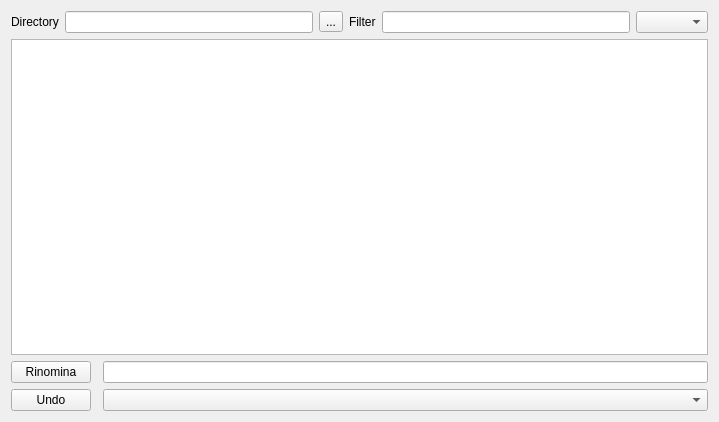
Old version of the form tweezers.ui in the repository asterix24/Tweezers.
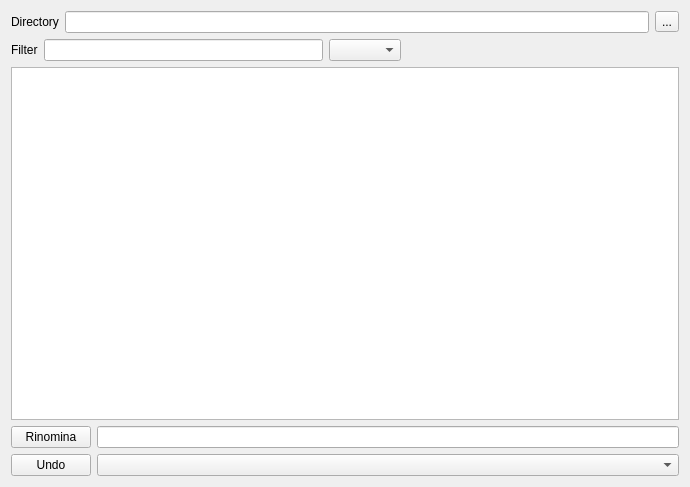
New version of the form.

Commit message: Reviwe interface. Add extention selector.

What changed in the file:
```diff
--- a/tweezers.ui
+++ b/tweezers.ui
@@ -6,8 +6,8 @@
    <rect>
     <x>0</x>
     <y>0</y>
-    <width>719</width>
-    <height>422</height>
+    <width>690</width>
+    <height>487</height>
    </rect>
   </property>
   <property name="windowTitle">
@@ -15,22 +15,22 @@
   </property>
   <widget class="QWidget" name="centralWidget">
    <layout class="QGridLayout" name="gridLayout">
-    <item row="0" column="0">
+    <item row="1" column="0">
      <layout class="QGridLayout" name="gridLayout_4">
-      <item row="6" column="2">
+      <item row="5" column="4">
        <widget class="QLineEdit" name="expField"/>
       </item>
-      <item row="7" column="0">
+      <item row="6" column="2" colspan="2">
        <widget class="QPushButton" name="undoRename">
         <property name="text">
          <string>Undo</string>
         </property>
        </widget>
       </item>
-      <item row="7" column="2">
+      <item row="6" column="4">
        <widget class="QComboBox" name="expList"/>
       </item>
-      <item row="5" column="0" colspan="3">
+      <item row="4" column="2" colspan="3">
        <widget class="QTableWidget" name="fileList">
         <property name="editTriggers">
          <set>QAbstractItemView::SelectedClicked</set>
@@ -82,15 +82,17 @@
         </attribute>
        </widget>
       </item>
-      <item row="6" column="0">
+      <item row="5" column="2" colspan="2">
        <widget class="QPushButton" name="doRename">
         <property name="text">
          <string>Rinomina</string>
         </property>
        </widget>
       </item>
-      <item row="1" column="0" colspan="3">
-       <layout class="QHBoxLayout" name="horizontalLayout_3">
+      <item row="0" column="2" colspan="3">
+       <layout class="QVBoxLayout" name="verticalLayout_3">
+        <item>
+         <layout class="QHBoxLayout" name="horizontalLayout_2">
         <item>
          <widget class="QLabel" name="label">
           <property name="text">
@@ -108,6 +110,10 @@
           </property>
          </widget>
         </item>
+         </layout>
+        </item>
+        <item>
+         <layout class="QHBoxLayout" name="horizontalLayout_4">
         <item>
          <widget class="QLabel" name="label_2">
           <property name="text">
@@ -126,7 +132,22 @@
          </widget>
         </item>
         <item>
-         <widget class="QComboBox" name="comboBox"/>
+           <widget class="QComboBox" name="expSelect"/>
+          </item>
+          <item>
+           <spacer name="horizontalSpacer">
+            <property name="orientation">
+             <enum>Qt::Horizontal</enum>
+            </property>
+            <property name="sizeHint" stdset="0">
+             <size>
+              <width>40</width>
+              <height>20</height>
+             </size>
+            </property>
+           </spacer>
+          </item>
+         </layout>
         </item>
        </layout>
       </item>
```
Lines whose indentation alone changed are shown as unchanged. The commit also changes 3 other files.
